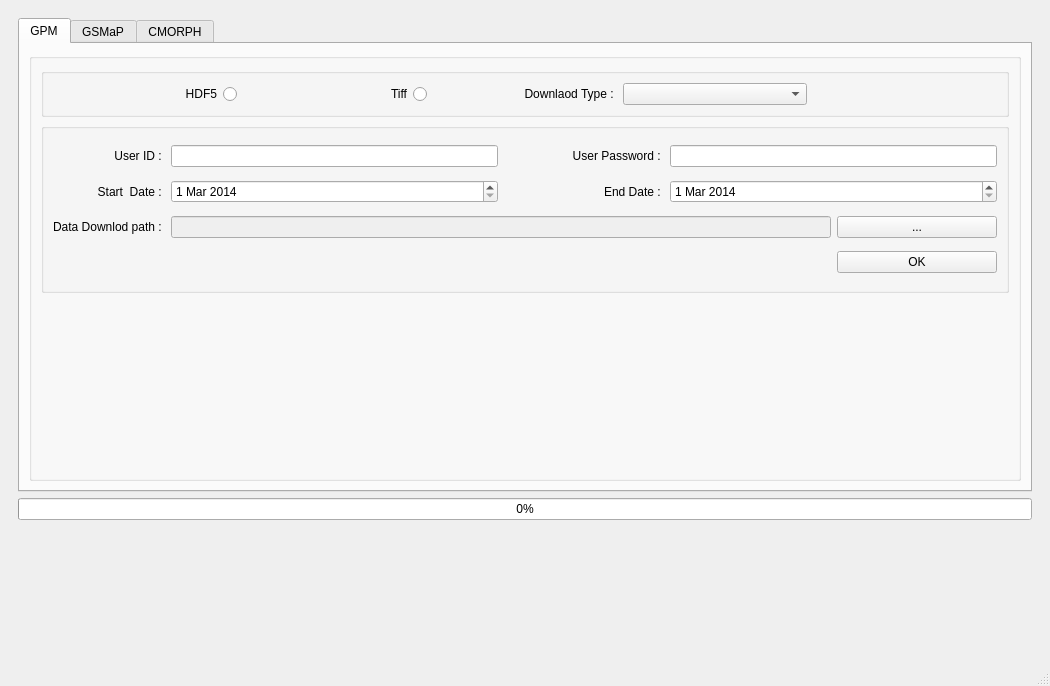
Qt form Kict_Satellite_Precipitation_Converter/GPM.ui (floodmodel/KICT-Satellite-Precipitation-Converter) before a commit.
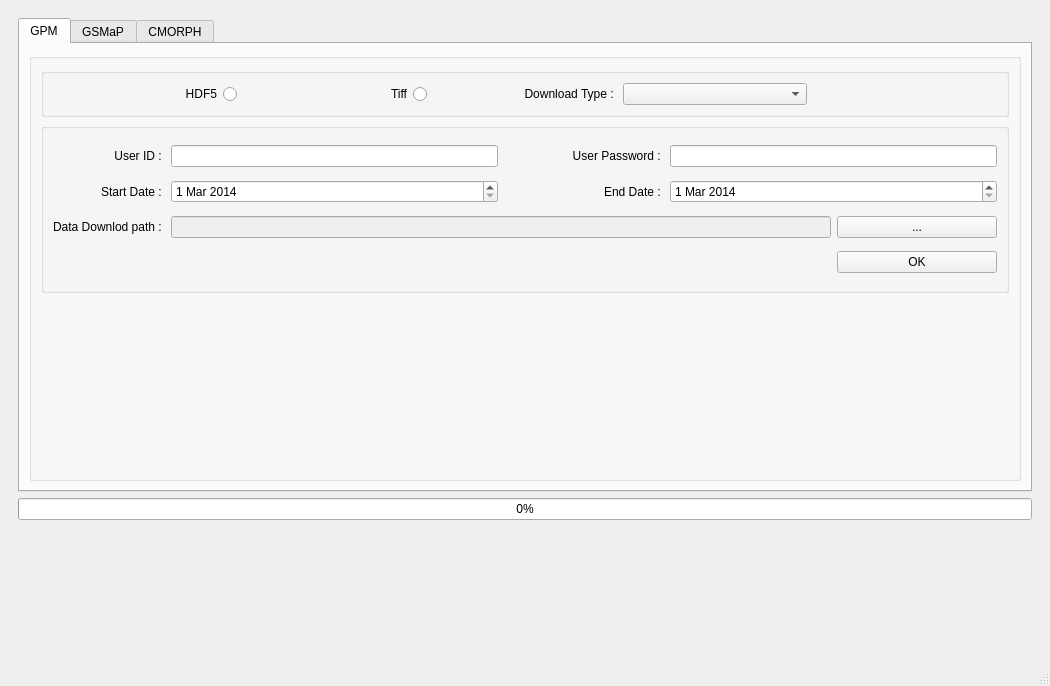
The same form after that commit. Custom widgets are drawn as their Qt base class.

Commit message: data download

Diff of the .ui file:
```diff
--- a/Kict_Satellite_Precipitation_Converter/GPM.ui
+++ b/Kict_Satellite_Precipitation_Converter/GPM.ui
@@ -87,7 +87,7 @@
                                     <item row="6" column="0">
                                       <widget class="QLabel" name="label_30">
                                         <property name="text">
-                                          <string>Start  Date : </string>
+                                          <string>Start Date : </string>
                                         </property>
                                         <property name="alignment">
                                           <set>Qt::AlignRight|Qt::AlignTrailing|Qt::AlignVCenter</set>
@@ -215,7 +215,7 @@
                                     <item row="0" column="2">
                                       <widget class="QLabel" name="label_60">
                                         <property name="text">
-                                          <string>Downlaod Type : </string>
+                                          <string>Download Type : </string>
                                         </property>
                                         <property name="alignment">
                                           <set>Qt::AlignRight|Qt::AlignTrailing|Qt::AlignVCenter</set>
```
Left out of the diff: 2 changed lines with no effect on the pictures. The commit also changes 16 other files.
